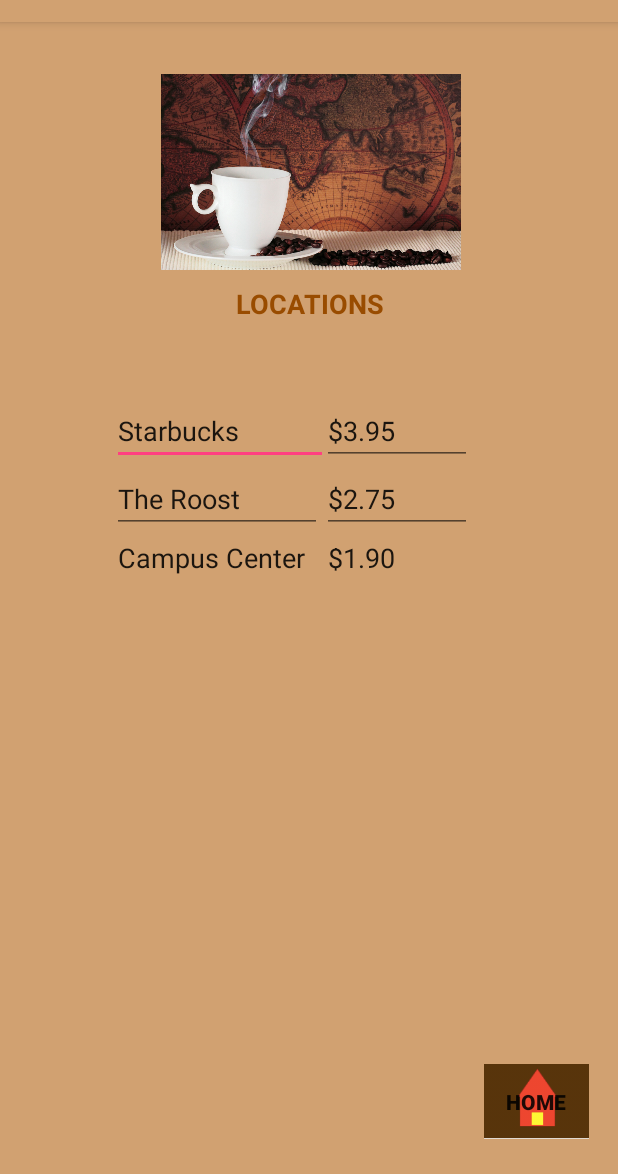
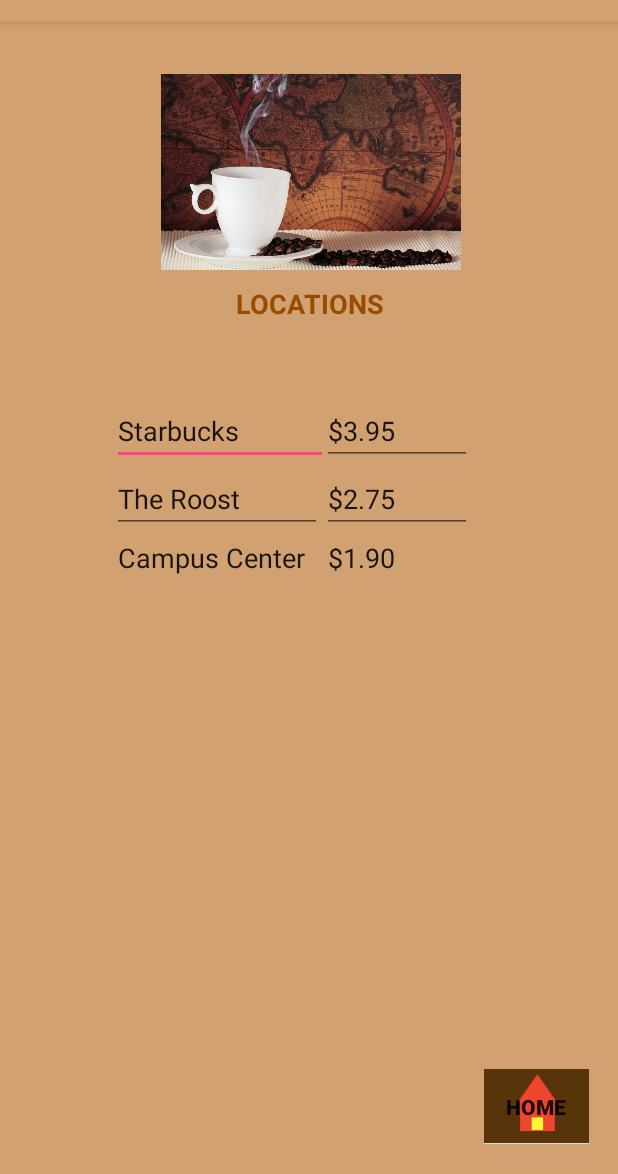
Before and after one commit to hafsah786/LaVidaDelCoffee, an Android app: the MacchiatoLocationActivity screen opened directly, with no data from a screen before it, on a phone screen of 412 x 824 dp, the part 62-1236 px from its top. Run offline under Robolectric (Android 15) with nearby library versions, the phone set to English and light mode, and no system bars.

Commit message:
moved the home buttons up a little bit

```diff
--- a/app/src/main/res/layout/activity_americano_location.xml
+++ b/app/src/main/res/layout/activity_americano_location.xml
@@ -161,6 +161,7 @@
             android:layout_width="70dp"
             android:layout_height="50dp"
             android:layout_alignParentBottom="true"
+            android:layout_marginBottom="20dp"
             android:layout_marginStart="13dp"
             android:layout_toEndOf="@+id/imageView3"
             android:layout_weight="1"
--- a/app/src/main/res/layout/activity_cappuccino_location.xml
+++ b/app/src/main/res/layout/activity_cappuccino_location.xml
@@ -162,6 +162,7 @@
             android:layout_height="50dp"
             android:layout_alignParentBottom="true"
             android:layout_alignParentEnd="true"
+            android:layout_marginBottom="20dp"
             android:layout_marginEnd="17dp"
             android:layout_weight="1"
             android:background="@drawable/home"
--- a/app/src/main/res/layout/activity_espresso_location.xml
+++ b/app/src/main/res/layout/activity_espresso_location.xml
@@ -161,6 +161,7 @@
             android:layout_width="70dp"
             android:layout_height="50dp"
             android:layout_alignParentBottom="true"
+            android:layout_marginBottom="20dp"
             android:layout_marginEnd="17dp"
             android:layout_toEndOf="@+id/imageView3"
             android:layout_weight="1"
--- a/app/src/main/res/layout/activity_latte_location.xml
+++ b/app/src/main/res/layout/activity_latte_location.xml
@@ -161,6 +161,7 @@
             android:layout_height="50dp"
             android:layout_alignParentBottom="true"
             android:layout_alignParentEnd="true"
+            android:layout_marginBottom="20dp"
             android:layout_marginEnd="16dp"
             android:layout_weight="1"
             android:background="@drawable/home"
--- a/app/src/main/res/layout/activity_macchiato_location.xml
+++ b/app/src/main/res/layout/activity_macchiato_location.xml
@@ -131,7 +131,7 @@
             android:layout_width="70dp"
             android:layout_height="50dp"
             android:layout_alignParentBottom="true"
-            android:layout_marginBottom="23dp"
+            android:layout_marginBottom="20dp"
             android:layout_marginStart="15dp"
             android:layout_toEndOf="@+id/textView5"
             android:layout_weight="1"
--- a/app/src/main/res/layout/activity_mocha_location.xml
+++ b/app/src/main/res/layout/activity_mocha_location.xml
@@ -163,6 +163,7 @@
             android:layout_height="50dp"
             android:layout_alignParentBottom="true"
             android:layout_alignParentEnd="true"
+            android:layout_marginBottom="20dp"
             android:layout_marginEnd="14dp"
             android:layout_weight="1"
             android:background="@drawable/home"
```
